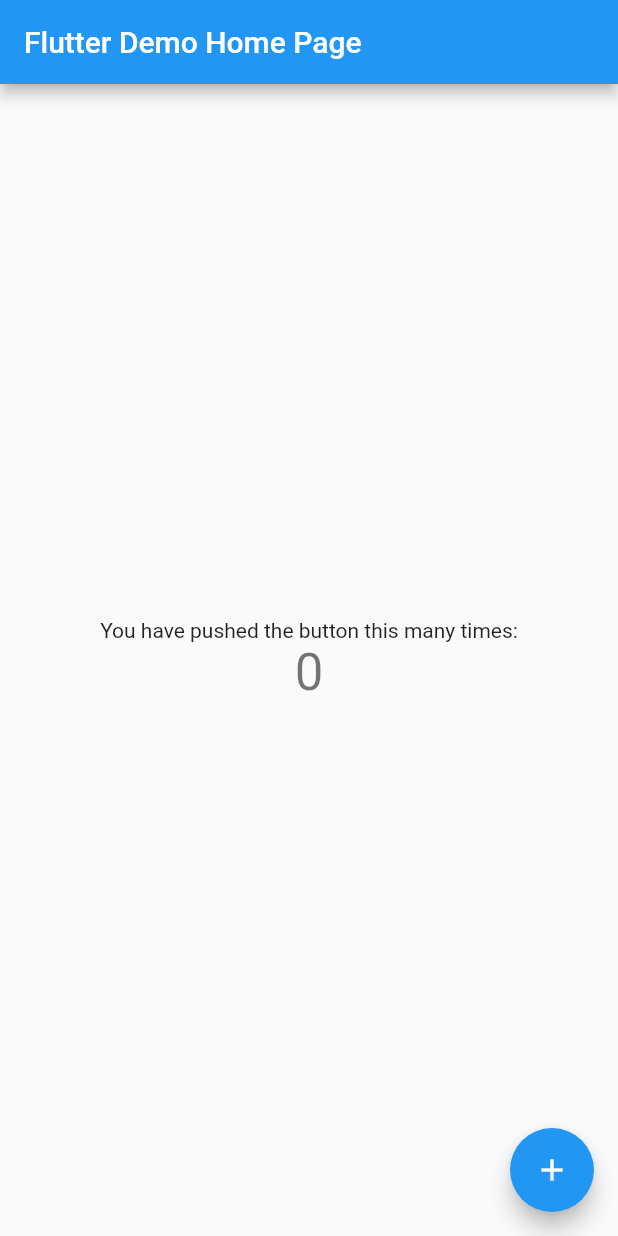
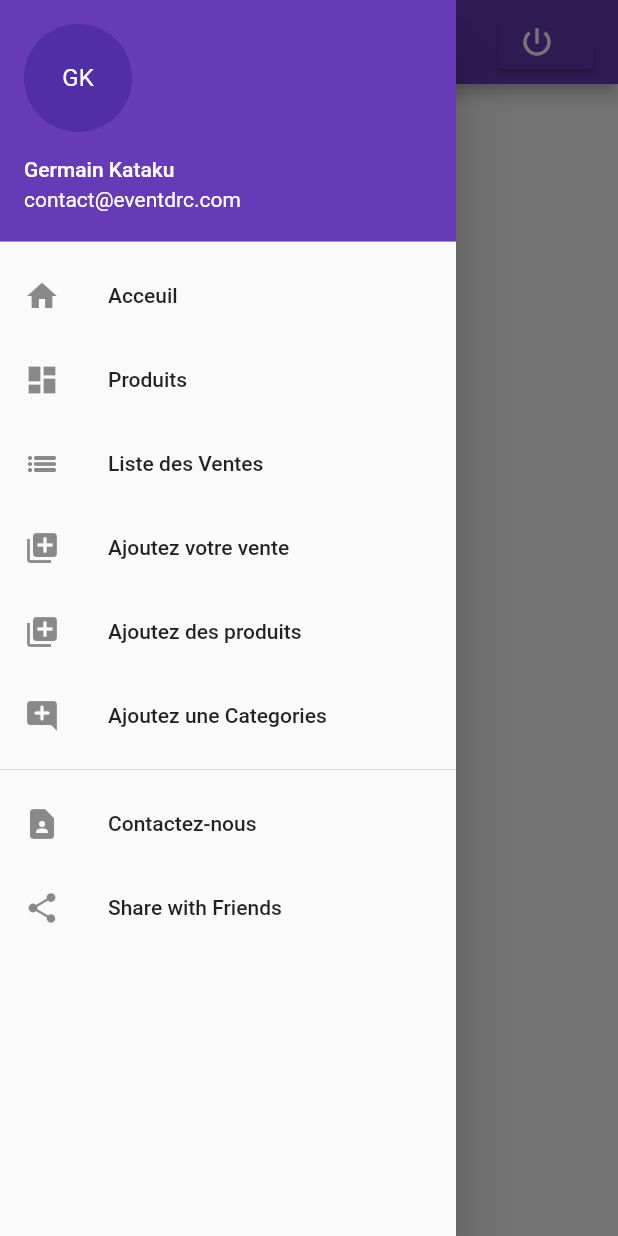
Before and after one commit to Kgermando/bm, a Flutter app: the screen it shows after launch, with the side drawer open (before the commit the screen has no drawer), on a phone screen of 412 x 824 dp. Run offline on Flutter 3.47's test engine with Material 2 defaults, Android fonts, the light colour scheme and no system bars.

Commit message:
create layouts

```diff
--- a/lib/main.dart
+++ b/lib/main.dart
@@ -1,3 +1,4 @@
+import 'package:e_management/src/screens/home_screen.dart';
 import 'package:flutter/material.dart';
 
 void main() {
@@ -11,12 +12,14 @@
     return MaterialApp(
       title: 'Flutter Demo',
       theme: ThemeData(
-        primarySwatch: Colors.blue,
+        primarySwatch: Colors.deepPurple,
       ),
-      home: MyHomePage(title: 'Flutter Demo Home Page'),
+      home: HomeScreen(),
     );
   }
 }
+
+
 
 class MyHomePage extends StatefulWidget {
   MyHomePage({Key? key, required this.title}) : super(key: key);
--- /dev/null
+++ b/lib/src/screens/home_screen.dart
@@ -0,0 +1,31 @@
+import 'package:e_management/src/screens/sidebar_screen.dart';
+import 'package:flutter/material.dart';
+
+class HomeScreen extends StatefulWidget {
+  const HomeScreen({ Key? key }) : super(key: key);
+
+  @override
+  _HomeScreenState createState() => _HomeScreenState();
+}
+
+class _HomeScreenState extends State<HomeScreen> {
+  @override
+  Widget build(BuildContext context) {
+    return Scaffold(
+      appBar: AppBar(
+        title: Row(
+          mainAxisAlignment: MainAxisAlignment.spaceBetween,
+          children: <Widget>[
+            Text('E-Management'),
+            ElevatedButton.icon(
+              onPressed: () {},
+              icon: Icon(Icons.power_settings_new),
+              label: Text(''),
+            ),
+          ],
+        )
+      ),
+      drawer: SideBarScreen(),
+    );
+  }
+}
--- /dev/null
+++ b/lib/src/screens/sidebar_screen.dart
@@ -0,0 +1,87 @@
+import 'package:flutter/material.dart';
+
+class SideBarScreen extends StatelessWidget {
+  @override
+  Widget build(BuildContext context) {
+    return Drawer(
+      child: ListView(
+        padding: EdgeInsets.all(0),
+        children: <Widget>[
+          UserAccountsDrawerHeader(
+            accountEmail: Text("contact@eventdrc.com"),
+            accountName: Text("Germain Kataku"),
+            currentAccountPicture: CircleAvatar(
+              child: Text("GK"),
+            ),
+          ),
+          ListTile(
+            leading: Icon(Icons.home),
+            title: Text("Acceuil"),
+            onTap: () {
+              print("Home Clicked");
+              Navigator.pushNamed(context,'/');
+            },
+          ),
+          ListTile(
+            leading: Icon(Icons.dashboard),
+            title: Text("Produits"),
+            onTap: () {
+                print("Produits Clicked");
+              Navigator.pushNamed(context,'/produits');
+            },
+          ),
+          ListTile(
+            leading: Icon(Icons.list_sharp),
+            title: Text("Liste des Ventes"),
+            onTap: () {
+                print("Ventes");
+              Navigator.pushNamed(context,'/ventes');
+            },
+          ),
+          ListTile(
+            leading: Icon(Icons.add_to_photos),
+            title: Text("Ajoutez votre vente"),
+            onTap: () {
+                print("Add Ventes");
+              Navigator.pushNamed(context,'/addventes');
+            },
+          ),
+          ListTile(
+            leading: Icon(Icons.add_to_photos),
+            title: Text("Ajoutez des produits"),
+            onTap: () {
+                print("Add produits");
+              Navigator.pushNamed(context,'/addproduits');
+            },
+          ),
+          ListTile(
+            leading: Icon(Icons.add_comment_rounded),
+            title: Text("Ajoutez une Categories"),
+            onTap: () {
+                print("Add Categories");
+              Navigator.pushNamed(context,'/addcategory');
+            },
+          ),
+
+          Divider(),
+          ListTile(
+            leading: Icon(Icons.contact_page),
+            title: Text("Contactez-nous"),
+            onTap: () {
+                print("Contact Clicked");
+              Navigator.pushNamed(context,'/contact');
+            },
+          ),
+          ListTile(
+            leading: Icon(Icons.share),
+            title: Text("Share with Friends"),
+            onTap: () {
+                print("Share Clicked");
+              Navigator.pushNamed(context,'/shareapps');
+            },
+          ),
+        ],
+      ),
+    );
+  }
+}
```
Also changed, not shown: lib/src/auth/login_screen.dart (added, +17 -0 lines), lib/src/auth/register_screen.dart (added, +17 -0 lines).
